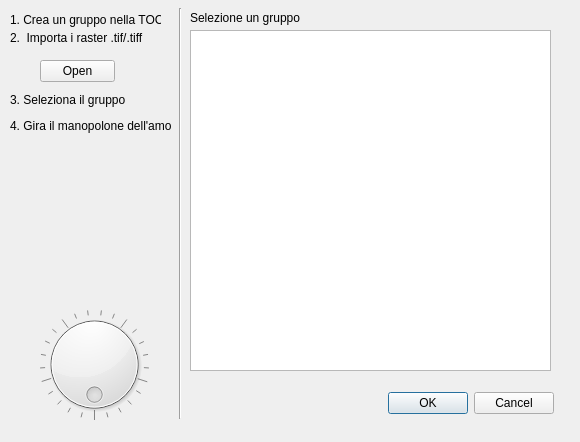
Old version of the form gpr_linker_dialog_base.ui in the repository Heryx/rasterlinker.
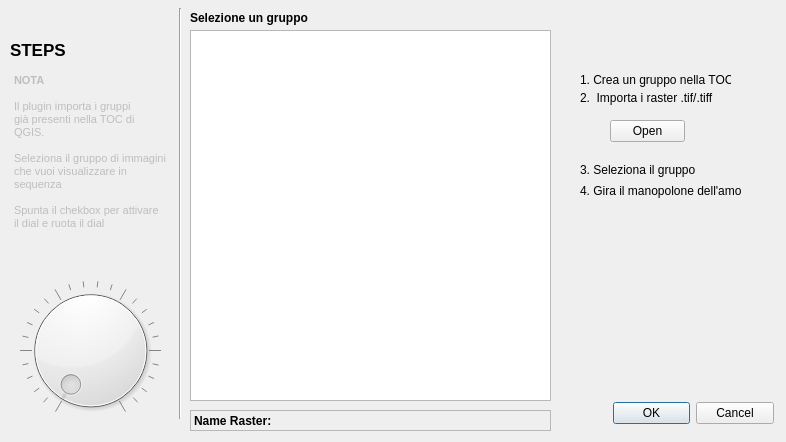
New version of the form.

Commit message: added QLabel name object

The edit to the form file:
```diff
--- a/gpr_linker_dialog_base.ui
+++ b/gpr_linker_dialog_base.ui
@@ -6,7 +6,7 @@
    <rect>
     <x>0</x>
     <y>0</y>
-    <width>580</width>
+    <width>786</width>
     <height>442</height>
    </rect>
   </property>
@@ -26,55 +26,21 @@
     <enum>Qt::Vertical</enum>
    </property>
   </widget>
-  <widget class="QWidget" name="verticalLayoutWidget_3">
-   <property name="geometry">
-    <rect>
-     <x>19</x>
-     <y>309</y>
-     <width>151</width>
-     <height>111</height>
-    </rect>
-   </property>
-   <layout class="QVBoxLayout" name="verticalLayout_5">
-    <item>
-     <widget class="QDial" name="dial">
-      <property name="mouseTracking">
-       <bool>false</bool>
-      </property>
-      <property name="tabletTracking">
-       <bool>false</bool>
-      </property>
-      <property name="acceptDrops">
-       <bool>false</bool>
-      </property>
-      <property name="autoFillBackground">
-       <bool>false</bool>
-      </property>
-      <property name="value">
-       <number>0</number>
-      </property>
-      <property name="sliderPosition">
-       <number>0</number>
-      </property>
-      <property name="wrapping">
-       <bool>true</bool>
-      </property>
-      <property name="notchesVisible">
-       <bool>true</bool>
-      </property>
-     </widget>
-    </item>
-   </layout>
-  </widget>
-  <widget class="QLabel" name="label">
+  <widget class="QLabel" name="labelseleziona">
    <property name="geometry">
     <rect>
      <x>190</x>
      <y>10</y>
-     <width>131</width>
+     <width>151</width>
      <height>16</height>
     </rect>
    </property>
+   <property name="font">
+    <font>
+     <weight>75</weight>
+     <bold>true</bold>
+    </font>
+   </property>
    <property name="text">
     <string>Selezione un gruppo</string>
    </property>
@@ -82,26 +48,13 @@
   <widget class="QWidget" name="layoutWidget">
    <property name="geometry">
     <rect>
-     <x>193</x>
-     <y>390</y>
-     <width>361</width>
+     <x>613</x>
+     <y>400</y>
+     <width>161</width>
      <height>27</height>
     </rect>
    </property>
    <layout class="QHBoxLayout" name="horizontalLayout">
-    <item>
-     <spacer name="horizontalSpacer">
-      <property name="orientation">
-       <enum>Qt::Horizontal</enum>
-      </property>
-      <property name="sizeHint" stdset="0">
-       <size>
-        <width>198</width>
-        <height>20</height>
-       </size>
-      </property>
-     </spacer>
-    </item>
     <item>
      <layout class="QVBoxLayout" name="verticalLayout_3">
       <item>
@@ -121,8 +74,8 @@
   <widget class="QDialogButtonBox" name="Sfoglia">
    <property name="geometry">
     <rect>
-     <x>40</x>
-     <y>60</y>
+     <x>610</x>
+     <y>120</y>
      <width>75</width>
      <height>23</height>
     </rect>
@@ -140,15 +93,15 @@
      <x>190</x>
      <y>30</y>
      <width>361</width>
-     <height>341</height>
+     <height>371</height>
     </rect>
    </property>
   </widget>
   <widget class="QLabel" name="label_2">
    <property name="geometry">
     <rect>
-     <x>10</x>
-     <y>10</y>
+     <x>580</x>
+     <y>70</y>
      <width>151</width>
      <height>20</height>
     </rect>
@@ -160,8 +113,8 @@
   <widget class="QLabel" name="label_3">
    <property name="geometry">
     <rect>
-     <x>10</x>
-     <y>30</y>
+     <x>580</x>
+     <y>90</y>
      <width>151</width>
      <height>16</height>
     </rect>
@@ -173,8 +126,8 @@
   <widget class="QLabel" name="label_4">
    <property name="geometry">
     <rect>
-     <x>10</x>
-     <y>90</y>
+     <x>580</x>
+     <y>160</y>
      <width>161</width>
      <height>20</height>
     </rect>
@@ -186,16 +139,162 @@
   <widget class="QLabel" name="label_5">
    <property name="geometry">
     <rect>
-     <x>10</x>
-     <y>100</y>
+     <x>580</x>
+     <y>180</y>
      <width>161</width>
-     <height>51</height>
+     <height>21</height>
     </rect>
    </property>
    <property name="text">
     <string>4. Gira il manopolone dell'amore</string>
    </property>
   </widget>
+  <widget class="QDial" name="dial">
+   <property name="geometry">
+    <rect>
+     <x>10</x>
+     <y>280</y>
+     <width>161</width>
+     <height>141</height>
+    </rect>
+   </property>
+   <property name="mouseTracking">
+    <bool>false</bool>
+   </property>
+   <property name="tabletTracking">
+    <bool>false</bool>
+   </property>
+   <property name="acceptDrops">
+    <bool>false</bool>
+   </property>
+   <property name="autoFillBackground">
+    <bool>false</bool>
+   </property>
+   <property name="value">
+    <number>0</number>
+   </property>
+   <property name="sliderPosition">
+    <number>0</number>
+   </property>
+   <property name="tracking">
+    <bool>true</bool>
+   </property>
+   <property name="orientation">
+    <enum>Qt::Horizontal</enum>
+   </property>
+   <property name="wrapping">
+    <bool>false</bool>
+   </property>
+   <property name="notchTarget">
+    <double>3.699999999999999</double>
+   </property>
+   <property name="notchesVisible">
+    <bool>true</bool>
+   </property>
+  </widget>
+  <widget class="QLabel" name="lebelstep">
+   <property name="geometry">
+    <rect>
+     <x>10</x>
+     <y>40</y>
+     <width>71</width>
+     <height>20</height>
+    </rect>
+   </property>
+   <property name="font">
+    <font>
+     <pointsize>13</pointsize>
+     <weight>75</weight>
+     <bold>true</bold>
+    </font>
+   </property>
+   <property name="text">
+    <string>STEPS</string>
+   </property>
+  </widget>
+  <widget class="QTextBrowser" name="textBrowser">
+   <property name="enabled">
+    <bool>false</bool>
+   </property>
+   <property name="geometry">
+    <rect>
+     <x>10</x>
+     <y>70</y>
+     <width>161</width>
+     <height>181</height>
+    </rect>
+   </property>
+   <property name="mouseTracking">
+    <bool>false</bool>
+   </property>
+   <property name="autoFillBackground">
+    <bool>true</bool>
+   </property>
+   <property name="frameShape">
+    <enum>QFrame::HLine</enum>
+   </property>
+   <property name="frameShadow">
+    <enum>QFrame::Sunken</enum>
+   </property>
+   <property name="lineWidth">
+    <number>-8</number>
+   </property>
+   <property name="midLineWidth">
+    <number>-5</number>
+   </property>
+   <property name="html">
+    <string>&lt;!DOCTYPE HTML PUBLIC &quot;-//W3C//DTD HTML 4.0//EN&quot; &quot;http://www.w3.org/TR/REC-html40/strict.dtd&quot;&gt;
+&lt;html&gt;&lt;head&gt;&lt;meta name=&quot;qrichtext&quot; content=&quot;1&quot; /&gt;&lt;style type=&quot;text/css&quot;&gt;
+p, li { white-space: pre-wrap; }
+&lt;/style&gt;&lt;/head&gt;&lt;body style=&quot; font-family:'MS Shell Dlg 2'; font-size:8.25pt; font-weight:400; font-style:normal;&quot;&gt;
+&lt;p style=&quot; margin-top:0px; margin-bottom:0px; margin-left:0px; margin-right:0px; -qt-block-indent:0; text-indent:0px;&quot;&gt;&lt;span style=&quot; font-weight:600;&quot;&gt;NOTA&lt;/span&gt;&lt;/p&gt;
+&lt;p style=&quot;-qt-paragraph-type:empty; margin-top:0px; margin-bottom:0px; margin-left:0px; margin-right:0px; -qt-block-indent:0; text-indent:0px; font-weight:600;&quot;&gt;&lt;br /&gt;&lt;/p&gt;
+&lt;p style=&quot; margin-top:0px; margin-bottom:0px; margin-left:0px; margin-right:0px; -qt-block-indent:0; text-indent:0px;&quot;&gt;Il plugin importa i gruppi&lt;/p&gt;
+&lt;p style=&quot; margin-top:0px; margin-bottom:0px; margin-left:0px; margin-right:0px; -qt-block-indent:0; text-indent:0px;&quot;&gt;già presenti nella TOC di&lt;/p&gt;
+&lt;p style=&quot; margin-top:0px; margin-bottom:0px; margin-left:0px; margin-right:0px; -qt-block-indent:0; text-indent:0px;&quot;&gt;QGIS.&lt;/p&gt;
+&lt;p style=&quot;-qt-paragraph-type:empty; margin-top:0px; margin-bottom:0px; margin-left:0px; margin-right:0px; -qt-block-indent:0; text-indent:0px;&quot;&gt;&lt;br /&gt;&lt;/p&gt;
+&lt;p style=&quot; margin-top:0px; margin-bottom:0px; margin-left:0px; margin-right:0px; -qt-block-indent:0; text-indent:0px;&quot;&gt;Seleziona il gruppo di immagini &lt;/p&gt;
+&lt;p style=&quot; margin-top:0px; margin-bottom:0px; margin-left:0px; margin-right:0px; -qt-block-indent:0; text-indent:0px;&quot;&gt;che vuoi visualizzare in sequenza&lt;/p&gt;
+&lt;p style=&quot;-qt-paragraph-type:empty; margin-top:0px; margin-bottom:0px; margin-left:0px; margin-right:0px; -qt-block-indent:0; text-indent:0px;&quot;&gt;&lt;br /&gt;&lt;/p&gt;
+&lt;p style=&quot; margin-top:0px; margin-bottom:0px; margin-left:0px; margin-right:0px; -qt-block-indent:0; text-indent:0px;&quot;&gt;Spunta il chekbox per attivare&lt;/p&gt;
+&lt;p style=&quot; margin-top:0px; margin-bottom:0px; margin-left:0px; margin-right:0px; -qt-block-indent:0; text-indent:0px;&quot;&gt;il dial e ruota il dial&lt;/p&gt;&lt;/body&gt;&lt;/html&gt;</string>
+   </property>
+  </widget>
+  <widget class="QLabel" name="nomeraster">
+   <property name="geometry">
+    <rect>
+     <x>190</x>
+     <y>410</y>
+     <width>361</width>
+     <height>21</height>
+    </rect>
+   </property>
+   <property name="font">
+    <font>
+     <pointsize>9</pointsize>
+     <weight>75</weight>
+     <italic>false</italic>
+     <bold>true</bold>
+     <underline>false</underline>
+     <strikeout>false</strikeout>
+    </font>
+   </property>
+   <property name="frameShape">
+    <enum>QFrame::StyledPanel</enum>
+   </property>
+   <property name="lineWidth">
+    <number>1</number>
+   </property>
+   <property name="midLineWidth">
+    <number>0</number>
+   </property>
+   <property name="text">
+    <string>Name Raster: </string>
+   </property>
+   <property name="scaledContents">
+    <bool>false</bool>
+   </property>
+  </widget>
  </widget>
  <resources/>
  <connections>
```
Left out of the diff: 3 changed lines with no effect on the pictures. The commit also changes 8 other files.
